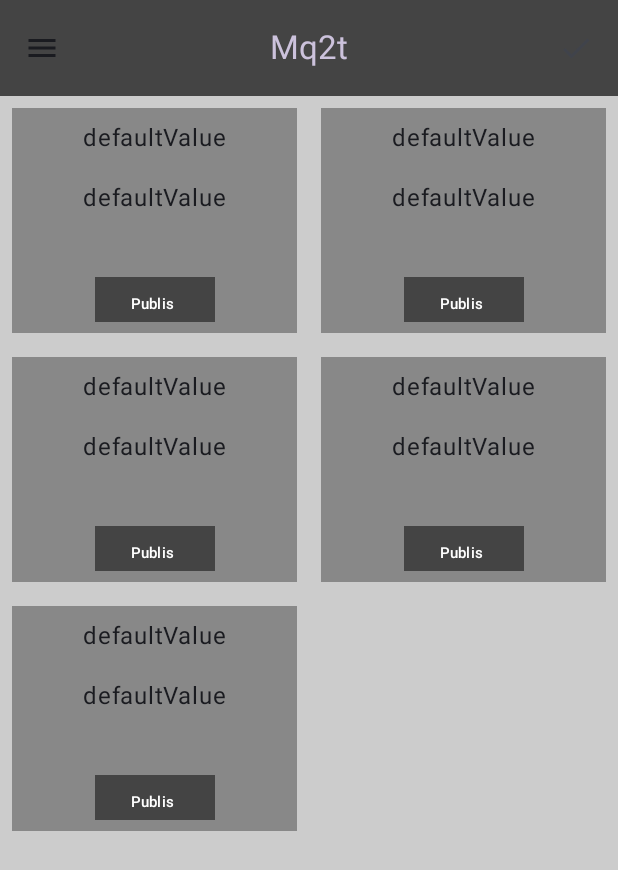
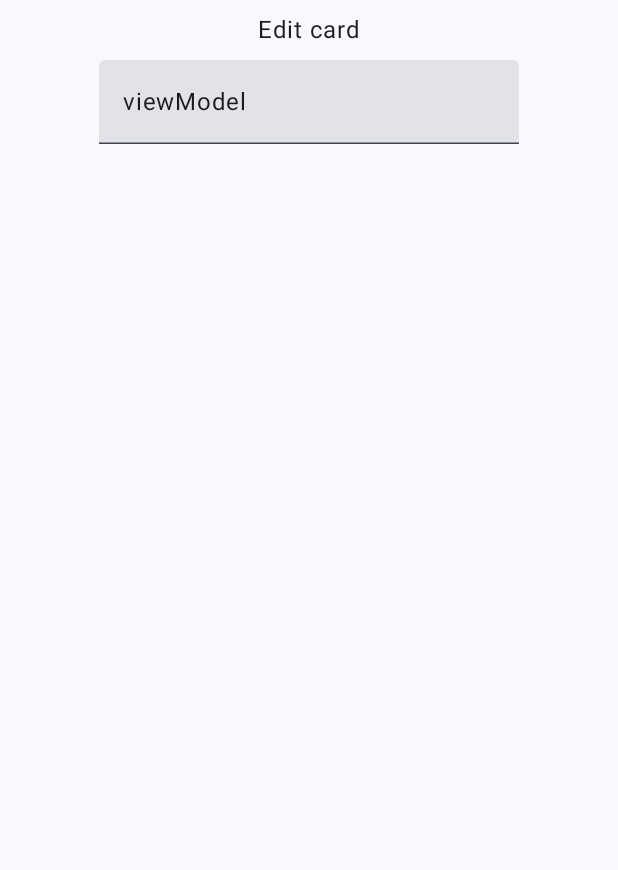
Before and after one commit to Maxeltr/AndroidMq2t, an Android app built with Jetpack Compose: the screen it shows after launch (MainActivity), after a tap on "Item______________1", on a phone screen of 412 x 824 dp. Shown: the top 870 px of the screen. Run offline under Robolectric (Android 15) with nearby library versions, the phone set to English and light mode, and no system bars; libraries missing offline, so code that uses them is left out: com.hivemq.client; 1 statement that could not run was skipped; 3 other taps on this screen came first.

Commit message:
Signed-off-by: Maxeltr <maksim.eltratov@ya.ru>

```diff
--- a/app/build.gradle.kts
+++ b/app/build.gradle.kts
@@ -67,5 +67,7 @@ dependencies {
     implementation(libs.androidx.lifecycle.viewmodel.ktx)
     implementation(libs.androidx.lifecycle.viewmodel.compose)
     implementation(libs.androidx.compose.runtime)
+    implementation(libs.com.google.code.gson)
+    implementation(libs.androidx.navigation)
 
 }
--- a/app/src/main/java/ru/maxeltr/androidmq2t/Card.kt
+++ /dev/null
@@ -1,90 +0,0 @@
-package ru.maxeltr.myapp
-
-import androidx.compose.foundation.background
-import androidx.compose.foundation.layout.Box
-import androidx.compose.foundation.layout.Column
-import androidx.compose.foundation.layout.Spacer
-import androidx.compose.foundation.layout.fillMaxHeight
-import androidx.compose.foundation.layout.fillMaxWidth
-import androidx.compose.foundation.layout.height
-import androidx.compose.foundation.layout.offset
-import androidx.compose.foundation.layout.padding
-import androidx.compose.foundation.layout.width
-import androidx.compose.foundation.layout.wrapContentSize
-import androidx.compose.material3.Button
-import androidx.compose.material3.ButtonDefaults
-import androidx.compose.material3.Text
-import androidx.compose.runtime.Composable
-import androidx.compose.ui.Alignment
-import androidx.compose.ui.Modifier
-import androidx.compose.ui.graphics.Color
-import androidx.compose.ui.graphics.RectangleShape
-import androidx.compose.ui.text.style.TextAlign
-import androidx.compose.ui.text.style.TextOverflow
-import androidx.compose.ui.tooling.preview.Preview
-import androidx.compose.ui.unit.dp
-import androidx.compose.ui.unit.sp
-
-@Preview(showBackground = true)
-@Composable
-fun Card(data: String = "", name: String = "") {
-    Box(
-        modifier = Modifier
-            .background(Color.Gray)
-            .height(150.dp)
-            .fillMaxWidth()
-
-    ) {
-        Column(
-            modifier = Modifier
-                .align(Alignment.TopCenter)
-                .padding(8.dp)
-                .fillMaxWidth()
-                .fillMaxHeight(),
-        ) {
-            Text(
-                text = data,
-                modifier = Modifier
-                    .wrapContentSize()
-                    .fillMaxWidth(),
-                textAlign = TextAlign.Center,
-                maxLines = 2,
-                overflow = TextOverflow.Ellipsis
-            )
-            Spacer(modifier = Modifier.height(16.dp))
-            Text(
-                text = name,
-                modifier = Modifier
-                    .wrapContentSize()
-                    .fillMaxWidth(),
-                textAlign = TextAlign.Center,
-                maxLines = 1,
-                overflow = TextOverflow.Ellipsis
-            )
-            Spacer(modifier = Modifier.height(16.dp))
-
-
-        }
-
-        Button(
-            shape = RectangleShape,
-            modifier = Modifier
-                .width(80.dp)
-                .height(30.dp)
-                .align(Alignment.BottomCenter)
-                .offset(y = (-8).dp),
-            colors = ButtonDefaults.buttonColors(
-                containerColor = Color.DarkGray,
-                contentColor = Color.White
-            ),
-            onClick = { /* Действие для кнопки */ }
-        ) {
-            Text(
-                fontSize = 10.sp,
-                text = "Publish",
-
-                )
-        }
-    }
-
-}
--- a/app/src/main/java/ru/maxeltr/androidmq2t/Dashboard.kt
+++ /dev/null
@@ -1,71 +0,0 @@
-package ru.maxeltr.myapp
-
-import androidx.compose.foundation.background
-import androidx.compose.foundation.layout.Arrangement
-import androidx.compose.foundation.layout.Box
-import androidx.compose.foundation.layout.Column
-import androidx.compose.foundation.layout.Row
-import androidx.compose.foundation.layout.fillMaxSize
-import androidx.compose.foundation.layout.fillMaxWidth
-import androidx.compose.foundation.layout.padding
-import androidx.compose.runtime.Composable
-import androidx.compose.ui.Alignment
-import androidx.compose.ui.Modifier
-import androidx.compose.ui.graphics.Color
-import androidx.compose.ui.tooling.preview.Preview
-import androidx.compose.ui.unit.dp
-
-
-@Preview(showBackground = true)
-@Composable
-fun Dashboard(modifier: Modifier = Modifier, amount: Int = 3) {
-    Column(
-        modifier = modifier
-            .fillMaxSize()
-            .background(Color.LightGray),
-        verticalArrangement = Arrangement.Top
-    ) {
-        for (i in 0 until amount step 2) {
-            CardRow(amount = amount, index = i)
-        }
-    }
-
-}
-
-@Composable
-fun CardRow(modifier: Modifier = Modifier, amount: Int, index: Int) {
-    Row(
-        modifier
-            .background(Color.LightGray)
-            .fillMaxWidth(),
-        horizontalArrangement = Arrangement.SpaceEvenly,
-        verticalAlignment = Alignment.Top
-    ) {
-        Box(
-            modifier = Modifier
-                .weight(1f)
-                .padding(8.dp),
-
-            ) {
-            Card()
-        }
-
-        if (index + 1 < amount) {
-            Box(
-                modifier = Modifier
-                    .weight(1f)
-                    .padding(8.dp),
-            ) {
-                Card()
-            }
-        } else {
-            Box(
-                modifier = Modifier
-                    .weight(1f)
-                    .padding(8.dp)
-            )
-        }
-
-    }
-
-}
--- a/app/src/main/java/ru/maxeltr/androidmq2t/MainActivity.kt
+++ b/app/src/main/java/ru/maxeltr/androidmq2t/MainActivity.kt
@@ -6,7 +6,12 @@ import androidx.activity.compose.setContent
 import androidx.activity.enableEdgeToEdge
 import androidx.compose.foundation.layout.fillMaxSize
 import androidx.compose.material3.Scaffold
+import androidx.compose.runtime.Composable
 import androidx.compose.ui.Modifier
+import androidx.navigation.compose.NavHost
+import androidx.navigation.compose.composable
+import androidx.navigation.compose.rememberNavController
+import ru.maxeltr.androidmq2t.composables.EditCardView
 import ru.maxeltr.androidmq2t.composables.MainView
 import ru.maxeltr.androidmq2t.ui.theme.AndroidMq2tTheme
 
@@ -16,8 +21,13 @@ class MainActivity : ComponentActivity() {
         enableEdgeToEdge()
         setContent {
             AndroidMq2tTheme {
+                val navController = rememberNavController()
                 Scaffold(modifier = Modifier.fillMaxSize()) { innerPadding ->
-                    MainView(innerPadding)
+                    NavHost(navController = navController, startDestination = "mainView") {
+                        composable("mainView") { MainView(innerPadding, navController) }
+                        composable("editCardView") { EditCardView(id = 0) }
+                    }
+
                 }
             }
         }
--- a/app/src/main/java/ru/maxeltr/androidmq2t/Model/CardState.kt
+++ b/app/src/main/java/ru/maxeltr/androidmq2t/Model/CardState.kt
@@ -1,10 +1,14 @@
 package ru.maxeltr.androidmq2t.Model
 
 data class CardState(
-    val id: Int,
-    var name: String,
-    var subTopic: String,
-    var pubTopic: String,
-    val subData: String,
-    val pubData: String,
+    val id: Int = 0,
+    val name: String = "n/a",
+    val subTopic: String = "",
+    val subData: String = "n/a",
+    val subQos: String = "AT_MOST_ONCE",
+    val pubTopic: String = "",
+    val pubData: String = "",
+    val pubQos: String = "AT_MOST_ONCE",
+    val pubRetain: Boolean = false,
+    val time: Long = 0L,
 )
--- a/app/src/main/java/ru/maxeltr/androidmq2t/composables/Dashboard.kt
+++ b/app/src/main/java/ru/maxeltr/androidmq2t/composables/Dashboard.kt
@@ -10,8 +10,6 @@ import androidx.compose.foundation.layout.fillMaxSize
 import androidx.compose.foundation.layout.fillMaxWidth
 import androidx.compose.foundation.layout.padding
 import androidx.compose.runtime.Composable
-import androidx.compose.runtime.getValue
-import androidx.compose.runtime.livedata.observeAsState
 import androidx.compose.ui.Alignment
 import androidx.compose.ui.Modifier
 import androidx.compose.ui.graphics.Color
--- /dev/null
+++ b/app/src/main/java/ru/maxeltr/androidmq2t/composables/EditCardView.kt
@@ -0,0 +1,63 @@
+package ru.maxeltr.androidmq2t.composables
+
+import android.util.Log
+import androidx.compose.foundation.background
+import androidx.compose.foundation.layout.Arrangement
+import androidx.compose.foundation.layout.Box
+import androidx.compose.foundation.layout.Column
+import androidx.compose.foundation.layout.Row
+import androidx.compose.foundation.layout.fillMaxSize
+import androidx.compose.foundation.layout.fillMaxWidth
+import androidx.compose.foundation.layout.padding
+import androidx.compose.runtime.Composable
+import androidx.compose.ui.Alignment
+import androidx.compose.ui.Modifier
+import androidx.compose.ui.graphics.Color
+import androidx.compose.ui.platform.LocalContext
+import androidx.compose.ui.tooling.preview.Preview
+import androidx.compose.ui.unit.dp
+import androidx.lifecycle.viewmodel.compose.viewModel
+import ru.maxeltr.androidmq2t.Model.CardState
+import ru.maxeltr.androidmq2t.viewmodel.EditCardViewModel
+import ru.maxeltr.androidmq2t.viewmodel.EditCardViewModelFactory
+import ru.maxeltr.androidmq2t.viewmodel.Mq2tViewModel
+import ru.maxeltr.androidmq2t.viewmodel.Mq2tViewModelFactory
+import androidx.compose.material3.Text
+import androidx.compose.foundation.layout.Spacer
+import androidx.compose.foundation.layout.height
+import androidx.compose.material3.TextField
+import androidx.compose.ui.text.input.TextFieldValue
+
+
+@Composable
+fun EditCardView(id: Int) {
+    val viewModel: EditCardViewModel = viewModel(factory = EditCardViewModelFactory(LocalContext.current))
+
+    Column(
+        modifier = Modifier
+            .fillMaxSize()
+            .padding(8.dp),
+        horizontalAlignment = Alignment.CenterHorizontally
+    ) {
+        Text(text = "Edit card")
+
+        Spacer(modifier = Modifier.height(8.dp))
+
+        TextField(
+            value = "viewModel",
+            onValueChange = { newValue ->
+                //viewModel.subTopic = it
+                Log.v("EditCardView", newValue)
+            },
+
+        )
+
+
+    }
+}
+
+@Preview(showBackground = true)
+@Composable
+fun EditCardViewP() {
+    EditCardView(id = 0)
+}
--- a/app/src/main/java/ru/maxeltr/androidmq2t/composables/MainView.kt
+++ b/app/src/main/java/ru/maxeltr/androidmq2t/composables/MainView.kt
@@ -37,13 +37,17 @@ import androidx.compose.ui.text.style.TextAlign
 import androidx.compose.ui.text.style.TextOverflow
 import androidx.compose.ui.tooling.preview.Preview
 import androidx.compose.ui.unit.dp
+import androidx.navigation.NavController
+import androidx.navigation.compose.NavHost
+import androidx.navigation.compose.composable
 import kotlinx.coroutines.launch
 import ru.maxeltr.androidmq2t.ui.theme.PurpleGrey80
+import androidx.navigation.compose.rememberNavController
 
-@Preview(showBackground = true)
+//@Preview(showBackground = true)
 @OptIn(ExperimentalMaterial3Api::class)
 @Composable
-fun MainView(innerPadding: PaddingValues = PaddingValues(0.dp)) {
+fun MainView(innerPadding: PaddingValues = PaddingValues(0.dp), navController: NavController) {
     val scrollBehavior = TopAppBarDefaults.pinnedScrollBehavior(rememberTopAppBarState())
     val coroutineScope = rememberCoroutineScope()
     val drawerState = rememberDrawerState(DrawerValue.Closed)
@@ -60,7 +64,7 @@ fun MainView(innerPadding: PaddingValues = PaddingValues(0.dp)) {
                     // Обработка нажатия на элемент меню
                     println("Clicked on $item")
                     Toast.makeText(context, "Clicked on $item", Toast.LENGTH_SHORT).show()
-
+                    navController.navigate("editCardView")
                     coroutineScope.launch {
                         drawerState.close()
                     }
--- /dev/null
+++ b/app/src/main/java/ru/maxeltr/androidmq2t/viewmodel/EditCardViewModel.kt
@@ -0,0 +1,32 @@
+package ru.maxeltr.androidmq2t.viewmodel
+
+import android.app.Application
+import android.content.Context
+import android.content.SharedPreferences
+import androidx.core.content.edit
+import androidx.lifecycle.ViewModel
+import com.google.gson.Gson
+import ru.maxeltr.androidmq2t.Model.CardState
+
+class EditCardViewModel(private val application: Application) : ViewModel() {
+    private val TAG = "EditCardViewModel"
+
+    private val sharedPreferences: SharedPreferences = application.getSharedPreferences("CardPreferences", Context.MODE_PRIVATE)
+    private val gson = Gson()
+
+    fun saveCard(cardState: CardState) {
+        val json = gson.toJson(cardState)
+        sharedPreferences.edit() { putString("card_${cardState.id}", json) }
+    }
+
+    fun loadCard(id: Int): CardState? {
+        val json = sharedPreferences.getString("card_$id", null)
+        return if (json != null) {
+            gson.fromJson(json, CardState::class.java)
+        } else {
+            null
+        }
+    }
+
+
+}
--- /dev/null
+++ b/app/src/main/java/ru/maxeltr/androidmq2t/viewmodel/EditCardViewModelFactory.kt
@@ -0,0 +1,16 @@
+package ru.maxeltr.androidmq2t.viewmodel
+
+import android.app.Application
+import android.content.Context
+import androidx.lifecycle.ViewModel
+import androidx.lifecycle.ViewModelProvider
+import ru.maxeltr.androidmq2t.composables.EditCardView
+
+class EditCardViewModelFactory(private val context: Context) : ViewModelProvider.Factory {
+    override fun <T : ViewModel> create(modelClass: Class<T>): T {
+        if (modelClass.isAssignableFrom(EditCardViewModel::class.java)) {
+            return EditCardViewModel(application = context.applicationContext as Application) as T
+        }
+        throw IllegalArgumentException("Unknown ViewModel class")
+    }
+}
--- a/app/src/main/java/ru/maxeltr/androidmq2t/viewmodel/Mq2tViewModel.kt
+++ b/app/src/main/java/ru/maxeltr/androidmq2t/viewmodel/Mq2tViewModel.kt
@@ -1,15 +1,21 @@
 package ru.maxeltr.androidmq2t.viewmodel
 
 import android.app.Application
+import android.content.Context
+import android.content.SharedPreferences
 import android.util.Log
 import androidx.compose.runtime.mutableStateListOf
 import androidx.lifecycle.ViewModel
 import androidx.lifecycle.viewModelScope
+import com.google.gson.Gson
+import com.google.gson.reflect.TypeToken
 import com.hivemq.client.mqtt.datatypes.MqttQos
 import com.hivemq.client.mqtt.mqtt3.Mqtt3AsyncClient
 import com.hivemq.client.mqtt.mqtt3.Mqtt3Client
 import com.hivemq.client.mqtt.mqtt3.message.publish.Mqtt3Publish
 import kotlinx.coroutines.launch
+import kotlinx.coroutines.sync.Mutex
+import kotlinx.coroutines.sync.withLock
 import ru.maxeltr.androidmq2t.Model.CardState
 import ru.maxeltr.androidmq2t.R
 import java.util.UUID
@@ -17,6 +23,9 @@ import java.util.UUID
 
 class Mq2tViewModel(private val application: Application) : ViewModel() {
     private val TAG = "Mq2tViewModel"
+    private val mutex = Mutex()
+    private val gson = Gson()
+    private val sharedPreferences: SharedPreferences = application.getSharedPreferences("CardPreferences", Context.MODE_PRIVATE)
     private val mqttClient: Mqtt3Client = initClient()
 
     private val _cards = mutableStateListOf<CardState> ()
@@ -24,22 +33,34 @@ class Mq2tViewModel(private val application: Application) : ViewModel() {
 
 
     init {
-
-        val initialCards = List(5) {
-            index ->
-            CardState(id = index, name = "defaultValue", subTopic = "dch/opi1/uptime", pubTopic = "defaultValue", subData = "defaultValue", pubData = "defaultValue")
-        }
-        _cards.addAll(initialCards)
+        initCards()
         connect()
     }
 
-    fun initCards() {
+    private fun initCards() {
+        var id: Int = 0
+        var json: String? = sharedPreferences.getString("card_0", null)
+        while (null != json) {
+            val type = object: TypeToken<CardState>() {}.type
+            val cardState: CardState = gson.fromJson(json, type)
+            _cards.add(cardState)
+            json = sharedPreferences.getString("card_$id", null)
+            id++
+        }
 
+        if (_cards.isEmpty()) {
+            val initialCards = List(1) {
+                index -> CardState()
+            }
+            _cards.addAll(initialCards)
+            Log.i(TAG, "No saved cards in SharedPreferences.")
+        }
     }
 
     fun updateCardState(message: Mqtt3Publish) {
+        viewModelScope.launch {
+            mutex.withLock {
                 val currentStates = _cards.toList()
-
                 val updatedStates = currentStates.map { cardState ->
                     if (cardState.subTopic == message.topic.toString()) {
                         cardState.copy(subData = String(message.payloadAsBytes, Charsets.UTF_8))
@@ -49,6 +70,8 @@ class Mq2tViewModel(private val application: Application) : ViewModel() {
                 }
                 _cards.clear()
                 _cards.addAll(updatedStates)
+            }
+        }
     }
 
     fun addCard() {
@@ -93,15 +116,32 @@ class Mq2tViewModel(private val application: Application) : ViewModel() {
                     } else {
                         Log.v(TAG, "Connected.")
                         // setup subscribes or start publishing
-                        subscribe("dch/opi1/uptime", MqttQos.AT_MOST_ONCE) {mqtt3Publish -> updateCardState(mqtt3Publish)}
+                        subscribe()
 
                     }
                 }
         }
     }
 
-    fun subscribe(topic: String, qos: MqttQos, onMessageReceived: (Mqtt3Publish) -> Unit) {
-        mqttClient.toAsync().subscribeWith()
+    private fun subscribe() {
+        _cards.forEach {
+            card -> {
+                if (card.subTopic.isNotBlank()) {
+                    subscribe(
+                        card.subTopic,
+                        MqttQos.valueOf(card.subQos)        //TODO check is empty
+                    ) { mqtt3Publish -> updateCardState(mqtt3Publish) }
+                } else {
+                    Log.w(TAG, "Topic is blank for card $card")
+                }
+            }
+        }
+    }
+
+    private fun subscribe(topic: String, qos: MqttQos, onMessageReceived: (Mqtt3Publish) -> Unit) {
+        viewModelScope.launch {
+            mqttClient.toAsync()
+                .subscribeWith()
                 .topicFilter(topic)
                 .qos(qos)
                 .callback { mqtt3Publish ->
@@ -124,6 +164,7 @@ class Mq2tViewModel(private val application: Application) : ViewModel() {
                     }
                 }
         }
+    }
 
     fun isConnected() = mqttClient.state.isConnected
 
--- a/gradle/libs.versions.toml
+++ b/gradle/libs.versions.toml
@@ -13,7 +13,8 @@ livedata-ver = "2.8.7"
 viewmodel-ktx-ver = "2.8.7"
 viewmodel-compose-ver = "2.8.7"
 runtime-livedata-ver = "1.7.8"
-
+gson-ver = "2.10.1"
+navigation-compose-ver = "2.8.9"
 
 [libraries]
 androidx-core-ktx = { group = "androidx.core", name = "core-ktx", version.ref = "coreKtx" }
@@ -36,6 +37,8 @@ androidx-lifecycle-livedata-ktx = { group = "androidx.lifecycle", name = "lifecy
 androidx-lifecycle-viewmodel-ktx = { group = "androidx.lifecycle", name = "lifecycle-viewmodel-ktx", version.ref = "viewmodel-ktx-ver" }
 androidx-lifecycle-viewmodel-compose = { group = "androidx.lifecycle", name = "lifecycle-viewmodel-compose", version.ref = "viewmodel-compose-ver" }
 androidx-compose-runtime = { group = "androidx.compose.runtime", name = "runtime-livedata", version.ref = "runtime-livedata-ver" }
+com-google-code-gson = {group = "com.google.code.gson", name = "gson", version.ref = "gson-ver" }
+androidx-navigation = {group = "androidx.navigation", name = "navigation-compose", version.ref = "navigation-compose-ver" }
 
 
 [plugins]
```
Also changed, not shown: app/src/main/java/ru/maxeltr/androidmq2t/viewmodel/MqttViewModel.kt (deleted, +0 -77 lines). Lines whose indentation alone changed are shown as unchanged.
